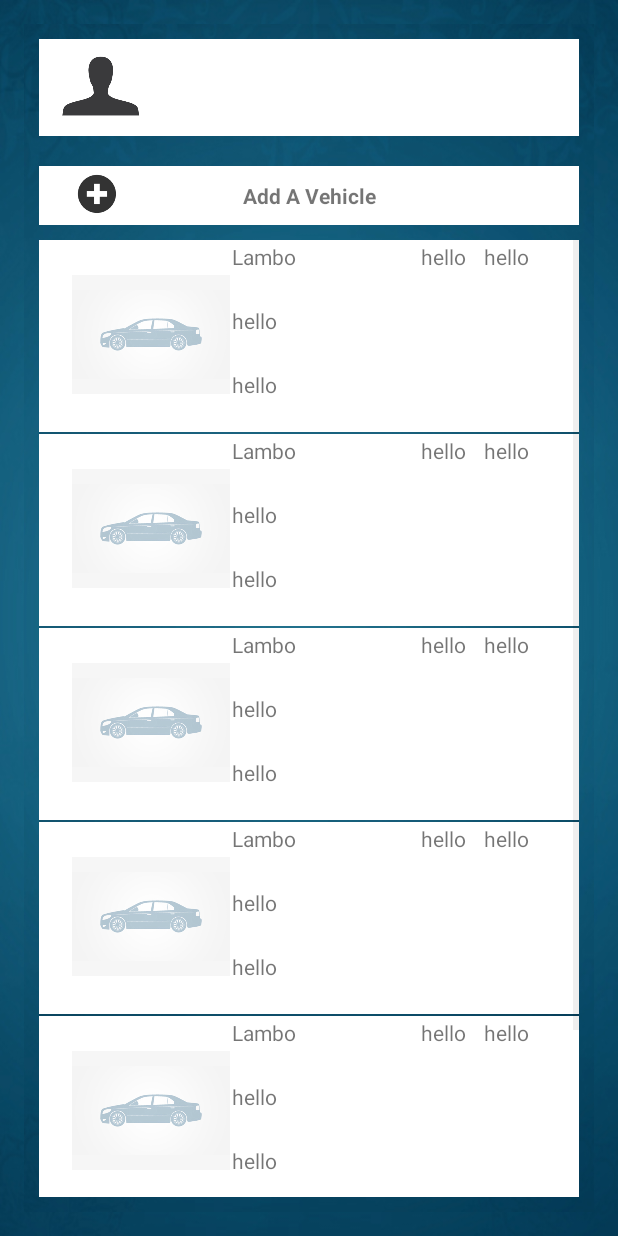
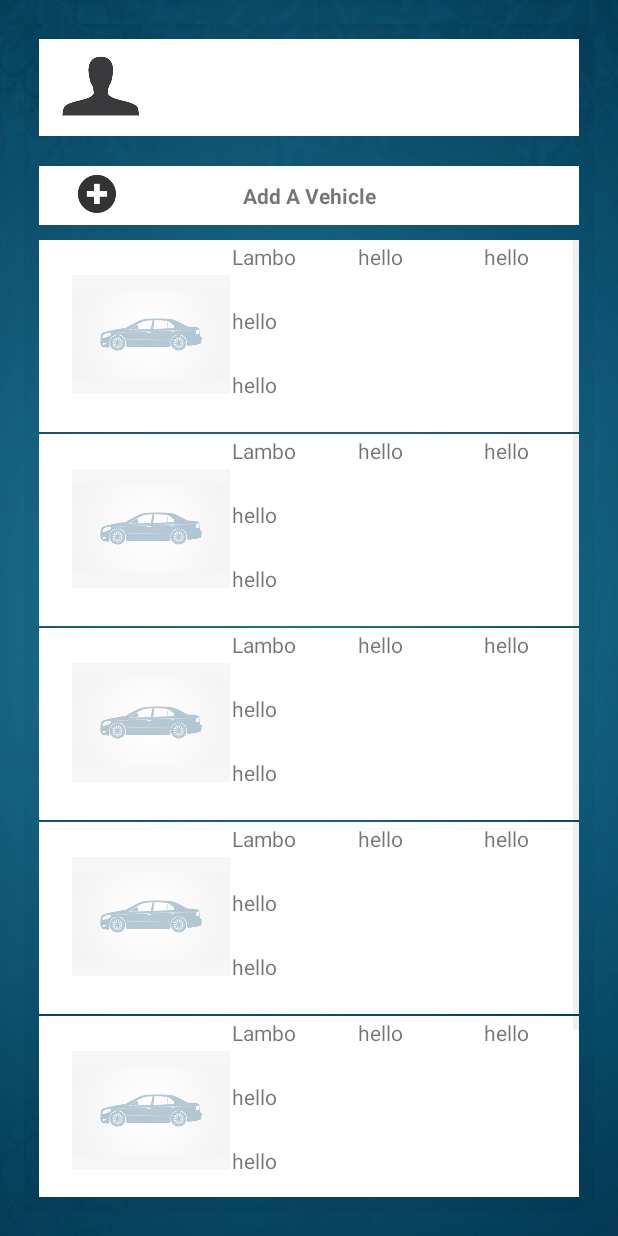
Before and after one commit to d7knight/Best-Fuel, an Android app: the ProfileActivity screen opened directly, with no data from a screen before it, on a phone screen of 412 x 824 dp. Run offline under Robolectric (Android 15) with nearby library versions, the phone set to English and light mode, and no system bars; 1 statement that could not run was skipped.

Commit message:
Switched the make/model/year weights to 2/2/1

```diff
--- a/app/src/main/res/layout/car_template.xml
+++ b/app/src/main/res/layout/car_template.xml
@@ -38,7 +38,7 @@
                     android:layout_width="0dp"
                     android:layout_height="match_parent"
                     android:tag="Make"
-                    android:layout_weight="3"
+                    android:layout_weight="2"
                     android:padding="1dp"
                     android:text="make"
                     android:gravity="left"
@@ -48,7 +48,7 @@
                     android:layout_width="0dp"
                     android:layout_height="fill_parent"
                     android:tag="Model"
-                    android:layout_weight="1"
+                    android:layout_weight="2"
                     android:padding="1dp"
                     android:text="model"
                     android:gravity="left"/>
```
